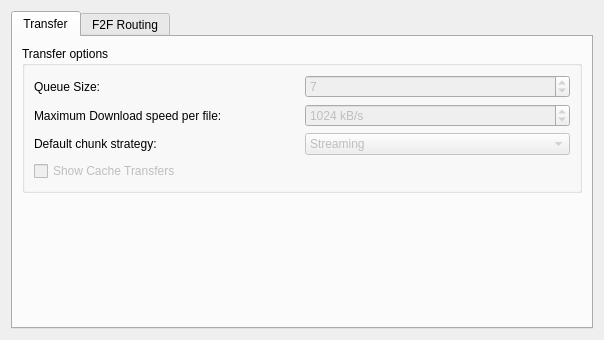
Above: retroshare-gui/src/gui/settings/TransferPage.ui from RetroShare/RetroShare before the change. Below: the same form after it.
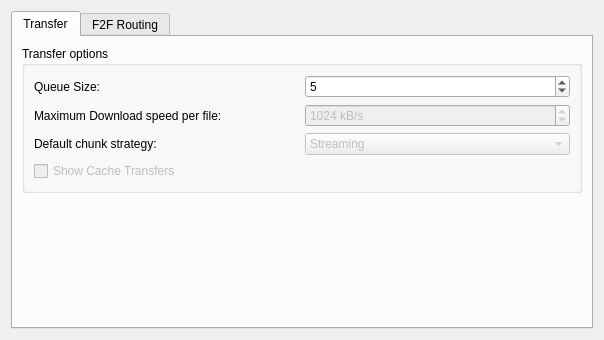
That is the form after the change. The open tabs and pages were chosen to show the change.

```diff
--- a/retroshare-gui/src/gui/settings/TransferPage.ui
+++ b/retroshare-gui/src/gui/settings/TransferPage.ui
@@ -40,13 +40,16 @@
           <item row="0" column="1">
            <widget class="QSpinBox" name="queuespinBox">
             <property name="enabled">
-             <bool>false</bool>
+             <bool>true</bool>
+            </property>
+            <property name="minimum">
+             <number>1</number>
             </property>
             <property name="singleStep">
              <number>1</number>
             </property>
             <property name="value">
-             <number>7</number>
+             <number>5</number>
             </property>
            </widget>
           </item>
```
Left out of the diff: 4 changed lines with no effect on the pictures.
